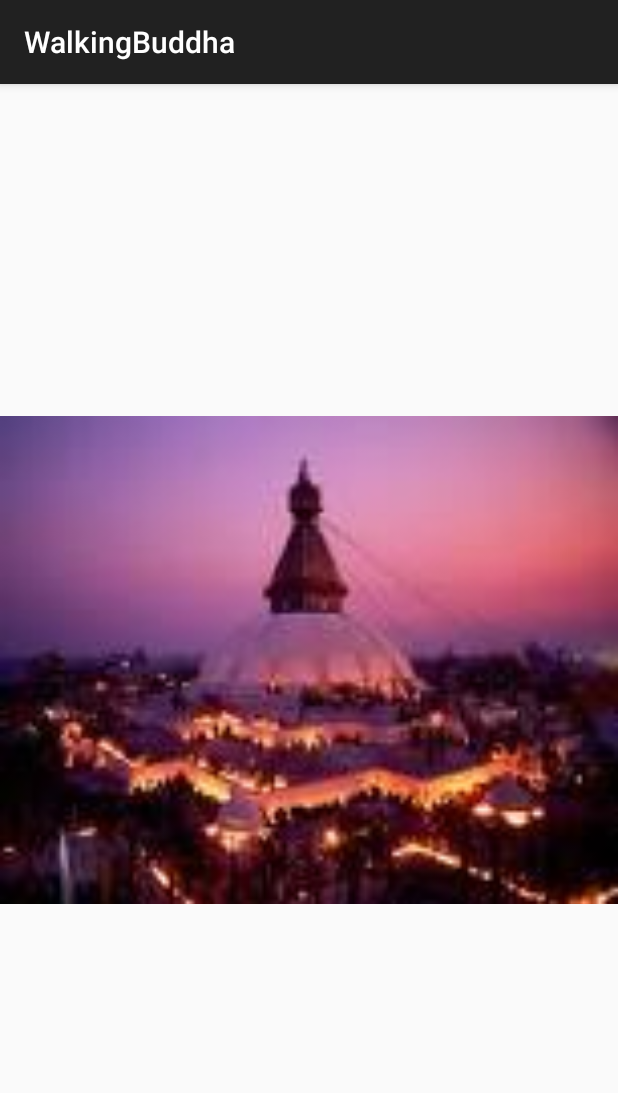
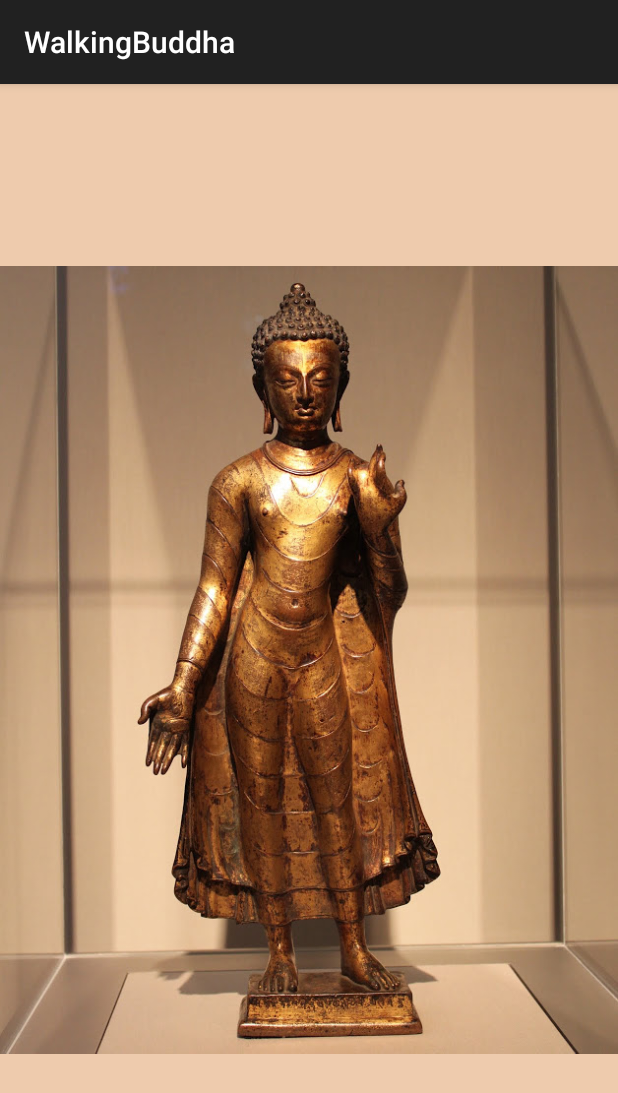
Before and after one commit to NathanielWaggoner/walkingbuddah, an Android app: the fragment SplashFragment shown on its own in the app's theme, on a phone screen of 412 x 824 dp. Shown: the top 1093 px of the screen. Run offline under Robolectric (Android 15) with nearby library versions, the phone set to English and light mode, and no system bars.

Commit message:
now with styles!

```diff
--- a/walkingbuddah/walkingbuddah/src/main/java/waggoner/walkingbuddha/MainActivity.java
+++ b/walkingbuddah/walkingbuddah/src/main/java/waggoner/walkingbuddha/MainActivity.java
@@ -25,7 +25,7 @@ public class MainActivity extends ActionBarActivity  implements ListView.OnItemC
 
 	/**..Nice way to handle fragment id's and such for swapping, nice and simple..**/
 	public static enum BuddhaFrag {
-		Splash("Walking Buddha",R.drawable.pretty_stupa,0),
+		Splash("Walking Buddha",R.drawable.standingbuddha,0),
 		Prayer("Prayers",R.drawable.hands_in_prayer,1),
 		Stupa("Stupas",R.drawable.pretty_stupa,2),
 		Action("Action",R.drawable.ic_launcher,3);
--- a/walkingbuddah/walkingbuddah/src/main/res/layout/splash_view_layout.xml
+++ b/walkingbuddah/walkingbuddah/src/main/res/layout/splash_view_layout.xml
@@ -3,10 +3,12 @@
 <LinearLayout xmlns:android="http://schemas.android.com/apk/res/android"
               android:orientation="vertical"
               android:layout_width="match_parent"
+              style="@style/default_background_color"
+
               android:layout_height="match_parent">
     <ImageView
             android:id="@+id/splash_image_holder"
-            android:src="@drawable/pretty_stupa"
+            android:src="@drawable/standingbuddha"
             android:layout_width="fill_parent"
             android:layout_height="fill_parent">
 
--- a/walkingbuddah/walkingbuddah/src/main/res/layout/stupa_view_layout.xml
+++ b/walkingbuddah/walkingbuddah/src/main/res/layout/stupa_view_layout.xml
@@ -4,6 +4,7 @@
               android:orientation="vertical"
               android:layout_width="match_parent"
               android:layout_height="match_parent"
+              style="@style/default_background_color"
               android:gravity="center_horizontal">
 
     <ImageView
@@ -15,6 +16,7 @@
             android:id = "@+id/stupa_selection_spinner"
             android:layout_width="wrap_content"
             android:layout_height="0dp"
+
             android:layout_weight=".1"/>
     />
     <ScrollView
--- a/walkingbuddah/walkingbuddah/src/main/res/values/styles.xml
+++ b/walkingbuddah/walkingbuddah/src/main/res/values/styles.xml
@@ -5,4 +5,8 @@
         <!-- Customize your theme here. -->
     </style>
 
+    <style name="default_background_color" >
+        <item name="android:background">#EECBAD</item>
+    </style>
+
 </resources>
```
Also changed, not shown: walkingbuddah/walkingbuddah/src/main/res/drawable-hdpi/standingbuddha.png (added).
